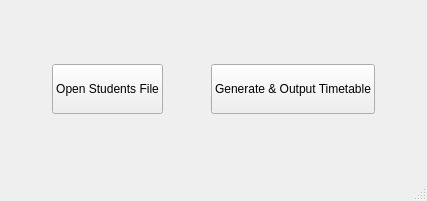
This is main/ui/main.ui in mpardalos/CS-Internal as Qt 5 draws it before an edit. The edited form follows.
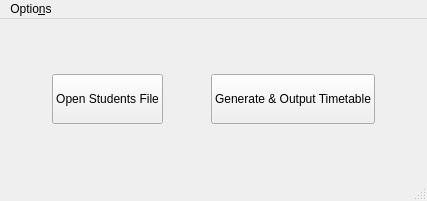
This is the edited form.

Commit message: Let the user select whether to include the teachers in the calculation

```diff
--- a/main/ui/main.ui
+++ b/main/ui/main.ui
@@ -110,6 +110,13 @@
      <height>30</height>
     </rect>
    </property>
+   <widget class="QMenu" name="menuOptions">
+    <property name="title">
+     <string>Optio&amp;ns</string>
+    </property>
+    <addaction name="actionIncludeTeachers"/>
+   </widget>
+   <addaction name="menuOptions"/>
   </widget>
   <widget class="QStatusBar" name="statusbar"/>
  </widget>
```
Left out of the diff: 11 changed lines with no effect on the pictures. The commit also changes 1 other file.
